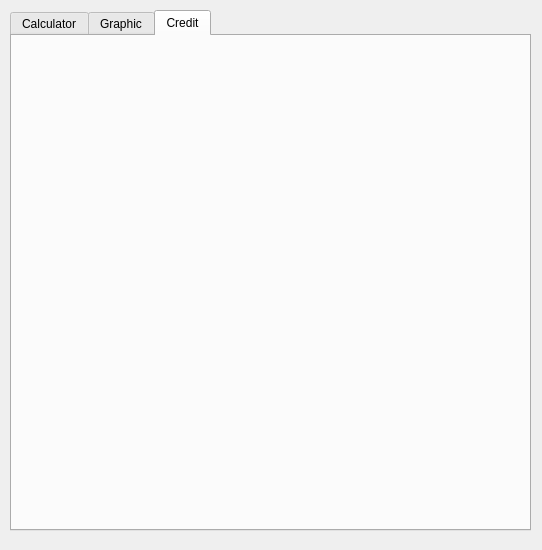
Old version of the form src/Calc/mainwindow.ui in the repository Aidahar/Calc_s21.
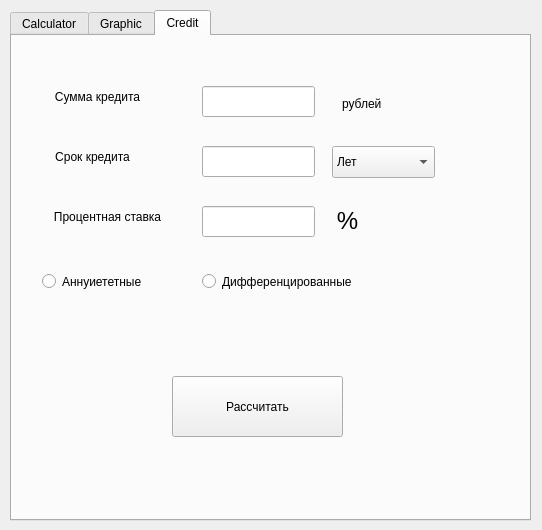
New version of the form. The open tabs and pages were chosen to show the change. Icons and pictures are not drawn. Custom widgets are drawn as their Qt base class.

Commit message: add credit widget

Diff of the .ui file:
```diff
--- a/src/Calc/mainwindow.ui
+++ b/src/Calc/mainwindow.ui
@@ -7,25 +7,25 @@
     <x>0</x>
     <y>0</y>
     <width>542</width>
-    <height>550</height>
+    <height>530</height>
    </rect>
   </property>
   <property name="sizePolicy">
-   <sizepolicy hsizetype="Expanding" vsizetype="Expanding">
+   <sizepolicy hsizetype="Fixed" vsizetype="Fixed">
     <horstretch>0</horstretch>
     <verstretch>0</verstretch>
    </sizepolicy>
   </property>
   <property name="minimumSize">
    <size>
-    <width>0</width>
-    <height>0</height>
+    <width>542</width>
+    <height>530</height>
    </size>
   </property>
   <property name="maximumSize">
    <size>
-    <width>606</width>
-    <height>856</height>
+    <width>542</width>
+    <height>530</height>
    </size>
   </property>
   <property name="windowTitle">
@@ -38,9 +38,15 @@
       <x>10</x>
       <y>10</y>
       <width>521</width>
-      <height>521</height>
+      <height>511</height>
      </rect>
     </property>
+    <property name="sizePolicy">
+     <sizepolicy hsizetype="Fixed" vsizetype="Fixed">
+      <horstretch>0</horstretch>
+      <verstretch>0</verstretch>
+     </sizepolicy>
+    </property>
     <property name="currentIndex">
      <number>1</number>
     </property>
@@ -1055,22 +1061,6 @@
        <set>Qt::AlignCenter</set>
       </property>
      </widget>
-     <widget class="QLabel" name="label_3">
-      <property name="geometry">
-       <rect>
-        <x>190</x>
-        <y>450</y>
-        <width>151</width>
-        <height>31</height>
-       </rect>
-      </property>
-      <property name="text">
-       <string>SCALE DEFAULT 0.2</string>
-      </property>
-      <property name="alignment">
-       <set>Qt::AlignCenter</set>
-      </property>
-     </widget>
      <widget class="QLabel" name="label_4">
       <property name="geometry">
        <rect>
@@ -1103,27 +1093,177 @@
        <set>Qt::AlignCenter</set>
       </property>
      </widget>
-     <widget class="QLabel" name="label_6">
-      <property name="geometry">
-       <rect>
-        <x>10</x>
-        <y>450</y>
-        <width>91</width>
-        <height>31</height>
-       </rect>
-      </property>
-      <property name="text">
-       <string>SET SCALE</string>
-      </property>
-      <property name="alignment">
-       <set>Qt::AlignCenter</set>
-      </property>
-     </widget>
     </widget>
     <widget class="QWidget" name="Credit">
      <attribute name="title">
       <string>Credit</string>
      </attribute>
+     <widget class="QLabel" name="label_3">
+      <property name="geometry">
+       <rect>
+        <x>30</x>
+        <y>50</y>
+        <width>111</width>
+        <height>21</height>
+       </rect>
+      </property>
+      <property name="text">
+       <string>Сумма кредита</string>
+      </property>
+      <property name="alignment">
+       <set>Qt::AlignCenter</set>
+      </property>
+     </widget>
+     <widget class="QLabel" name="label_6">
+      <property name="geometry">
+       <rect>
+        <x>30</x>
+        <y>110</y>
+        <width>101</width>
+        <height>21</height>
+       </rect>
+      </property>
+      <property name="text">
+       <string>Срок кредита</string>
+      </property>
+      <property name="alignment">
+       <set>Qt::AlignCenter</set>
+      </property>
+     </widget>
+     <widget class="QLabel" name="label_7">
+      <property name="geometry">
+       <rect>
+        <x>30</x>
+        <y>160</y>
+        <width>131</width>
+        <height>41</height>
+       </rect>
+      </property>
+      <property name="text">
+       <string>Процентная ставка</string>
+      </property>
+      <property name="alignment">
+       <set>Qt::AlignCenter</set>
+      </property>
+     </widget>
+     <widget class="QRadioButton" name="radioButton">
+      <property name="geometry">
+       <rect>
+        <x>30</x>
+        <y>230</y>
+        <width>121</width>
+        <height>31</height>
+       </rect>
+      </property>
+      <property name="text">
+       <string>Аннуиететные</string>
+      </property>
+     </widget>
+     <widget class="QRadioButton" name="radioButton_2">
+      <property name="geometry">
+       <rect>
+        <x>190</x>
+        <y>230</y>
+        <width>181</width>
+        <height>31</height>
+       </rect>
+      </property>
+      <property name="text">
+       <string>Дифференцированные</string>
+      </property>
+     </widget>
+     <widget class="QLineEdit" name="sum_credit">
+      <property name="geometry">
+       <rect>
+        <x>190</x>
+        <y>50</y>
+        <width>113</width>
+        <height>31</height>
+       </rect>
+      </property>
+     </widget>
+     <widget class="QLineEdit" name="time_credit">
+      <property name="geometry">
+       <rect>
+        <x>190</x>
+        <y>110</y>
+        <width>113</width>
+        <height>31</height>
+       </rect>
+      </property>
+     </widget>
+     <widget class="QLineEdit" name="percent_credit">
+      <property name="geometry">
+       <rect>
+        <x>190</x>
+        <y>170</y>
+        <width>113</width>
+        <height>31</height>
+       </rect>
+      </property>
+     </widget>
+     <widget class="QPushButton" name="calc_credit">
+      <property name="geometry">
+       <rect>
+        <x>160</x>
+        <y>340</y>
+        <width>171</width>
+        <height>61</height>
+       </rect>
+      </property>
+      <property name="text">
+       <string>Рассчитать</string>
+      </property>
+     </widget>
+     <widget class="QComboBox" name="comboBox">
+      <property name="geometry">
+       <rect>
+        <x>320</x>
+        <y>110</y>
+        <width>103</width>
+        <height>32</height>
+       </rect>
+      </property>
+      <item>
+       <property name="text">
+        <string>Лет</string>
+       </property>
+      </item>
+      <item>
+       <property name="text">
+        <string>Месяцев</string>
+       </property>
+      </item>
+     </widget>
+     <widget class="QLabel" name="label_8">
+      <property name="geometry">
+       <rect>
+        <x>330</x>
+        <y>60</y>
+        <width>58</width>
+        <height>16</height>
+       </rect>
+      </property>
+      <property name="text">
+       <string>рублей</string>
+      </property>
+     </widget>
+     <widget class="QLabel" name="label_9">
+      <property name="geometry">
+       <rect>
+        <x>320</x>
+        <y>170</y>
+        <width>31</width>
+        <height>31</height>
+       </rect>
+      </property>
+      <property name="text">
+       <string>&lt;html&gt;&lt;head/&gt;&lt;body&gt;&lt;p align=&quot;center&quot;&gt;&lt;span style=&quot; font-size:18pt;&quot;&gt;%&lt;/span&gt;&lt;/p&gt;&lt;/body&gt;&lt;/html&gt;</string>
+      </property>
+      <property name="alignment">
+       <set>Qt::AlignCenter</set>
+      </property>
+     </widget>
     </widget>
    </widget>
   </widget>
```
Left out of the diff: 34 changed lines with no effect on the pictures. The commit also changes 1 other file.
